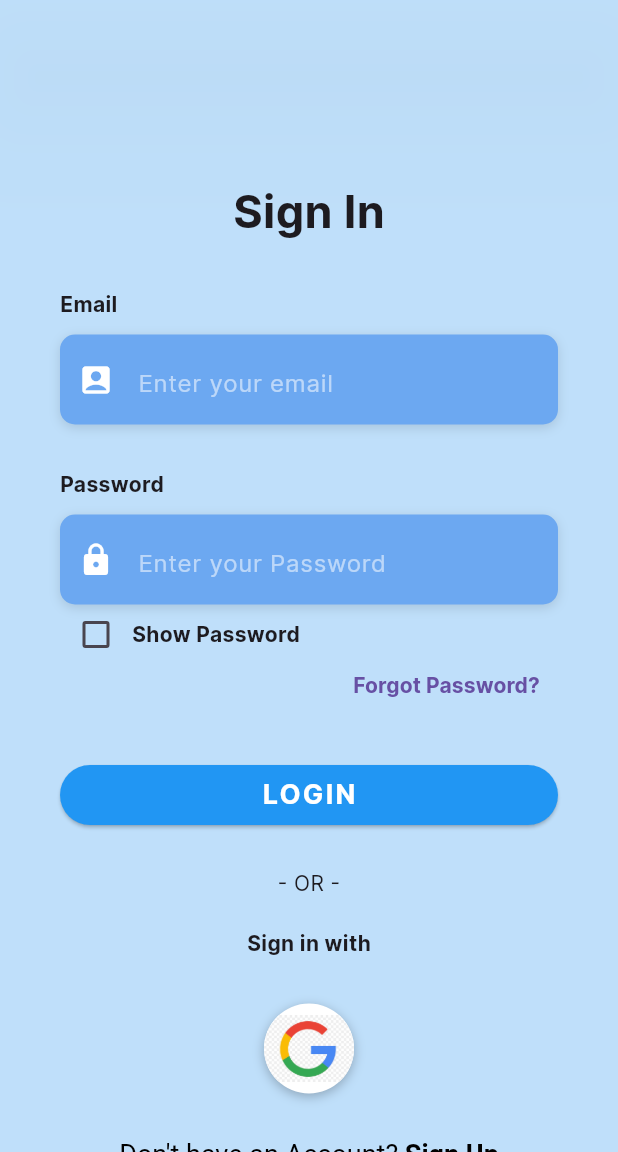
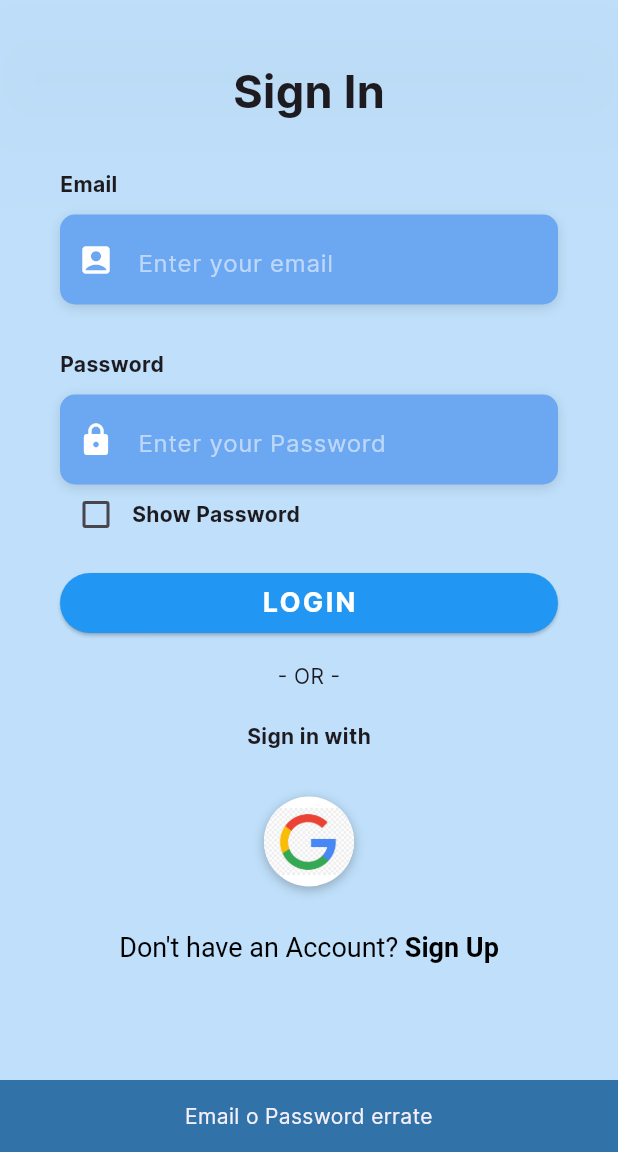
Before and after one commit to Luxchain0/Application, a Flutter app: the screen it shows after launch, after a tap on "LOGIN", on a phone screen of 412 x 824 dp, the part 84-1236 px from its top. Run offline on Flutter 3.47's test engine with Material 3 defaults, Android fonts, the phone set to English and light mode, and no system bars; our stand-ins replace firebase_core, firebase_storage, fl_chart; accounts and stored records are empty; network calls fail.

Commit message:
login improvement

```diff
--- a/lib/screens/login.dart
+++ b/lib/screens/login.dart
@@ -108,6 +108,7 @@ class _LoginState extends State<Login> {
     );
   }
 
+/*
   Widget _buildForgotPasswordBtn() {
     return Container(
       alignment: Alignment.centerRight,
@@ -122,6 +123,7 @@ class _LoginState extends State<Login> {
       ),
     );
   }
+*/
 
   Widget _buildShowPasswordBox() {
     return SizedBox(
@@ -152,10 +154,12 @@ class _LoginState extends State<Login> {
 
   Widget _buildLoginBtn() {
     return Container(
-      padding: const EdgeInsets.symmetric(vertical: 25.0),
+      padding: const EdgeInsets.symmetric(vertical: 15.0),
       width: double.infinity,
       child: ElevatedButton(
         onPressed: () async {
+          if (emailController.text.isNotEmpty &&
+              passwordController.text.isNotEmpty) {
             try {
               Map<String, String> requestBody = {
                 'email': emailController.text,
@@ -172,19 +176,20 @@ class _LoginState extends State<Login> {
 
               print(response.statusCode);
               if (response.statusCode == 200) {
-              // da salvare user + token
-              print('user:');
-              print(jsonDecode(response.body)['user']);
-              print('token:');
-              print(jsonDecode(response.body)['token']);
-
+                var decodedResponse = jsonDecode(response.body);
+                user = decodedResponse['user'];
+                token = decodedResponse['token'];
                 Navigator.pushReplacementNamed(context, FrameScreen.id);
+              } else if (response.statusCode == 401) {
+                snackbar(context, 'Email o Password errate');
               } else {
-              throw Exception(
-                  '[FLUTTER] Login http Error: $response.statusCode');
+                snackbar(context, 'Errore lato server, riprova tra poco');
               }
             } catch (e) {
               throw Exception('[FLUTTER] Login Error: $e');
+            }
+          } else {
+            snackbar(context, 'Email o Password errate');
           }
         },
         style: ElevatedButton.styleFrom(
@@ -396,7 +401,7 @@ class _LoginState extends State<Login> {
                 physics: const AlwaysScrollableScrollPhysics(),
                 padding: const EdgeInsets.symmetric(
                   horizontal: 40.0,
-                  vertical: 120.0,
+                  vertical: 40.0,
                 ),
                 child: Column(
                   mainAxisAlignment: MainAxisAlignment.center,
@@ -414,7 +419,8 @@ class _LoginState extends State<Login> {
                     _buildPasswordTF(),
                     const SizedBox(height: 10.0),
                     _buildShowPasswordBox(),
-                    _buildForgotPasswordBtn(),
+                    const SizedBox(height: 10.0),
+                    //_buildForgotPasswordBtn(),
                     _buildLoginBtn(),
                     _buildSignInWithText(),
                     _buildSocialBtnRow(),
@@ -449,3 +455,16 @@ final kBoxDecorationStyle = BoxDecoration(
     ),
   ],
 );
+
+void snackbar(context, text) {
+  ScaffoldMessenger.of(context).showSnackBar(
+    SnackBar(
+      content: Text(
+        text,
+        textAlign: TextAlign.center,
+      ),
+      backgroundColor: const Color.fromARGB(255, 49, 115, 168),
+      duration: const Duration(milliseconds: 10000),
+    ),
+  );
+}
--- a/lib/screens/settings_screen.dart
+++ b/lib/screens/settings_screen.dart
@@ -1,4 +1,6 @@
 import 'package:flutter/material.dart';
+import 'package:lux_chain/screens/login.dart';
+import 'package:lux_chain/utilities/frame.dart';
 import 'package:lux_chain/utilities/size_config.dart';
 
 class SettingsScreen extends StatefulWidget {
@@ -55,8 +57,7 @@ class _SettingsScreenState extends State<SettingsScreen> {
             CustomCard(
                 icon: Icons.notifications,
                 text: 'Notification',
-                onPressed: () => {
-                    }),
+                onPressed: () => {}),
             CustomCard(
                 icon: Icons.chat_bubble,
                 text: 'Assistance',
@@ -68,7 +69,10 @@ class _SettingsScreenState extends State<SettingsScreen> {
                 icon: Icons.lightbulb, text: 'Hints', onPressed: () => {}),
             CustomCard(
                 icon: Icons.translate, text: 'Language', onPressed: () => {}),
-            CustomCard(icon: Icons.logout, text: 'Logout', onPressed: () => {}),
+            CustomCard(
+                icon: Icons.logout,
+                text: 'Logout',
+                onPressed: () => {_logout(context)}),
           ],
         ),
       ),
@@ -114,3 +118,9 @@ class CustomCard extends StatelessWidget {
         ));
   }
 }
+
+_logout(context) {
+  user = {};
+  token = '';
+  Navigator.pushReplacementNamed(context, Login.id);
+}
--- a/lib/utilities/frame.dart
+++ b/lib/utilities/frame.dart
@@ -8,6 +8,9 @@
 import 'package:lux_chain/screens/settings_screen.dart';
 //import 'package:lux_chain/screens/bottom_bar/buy_screen.dart';
 import 'package:lux_chain/utilities/size_config.dart';
+
+Map<String, dynamic> user = {};
+String token = '';
 
 class FrameScreen extends StatefulWidget {
   static const String id = 'FrameScreen';
```
Lines whose indentation alone changed are shown as unchanged.
